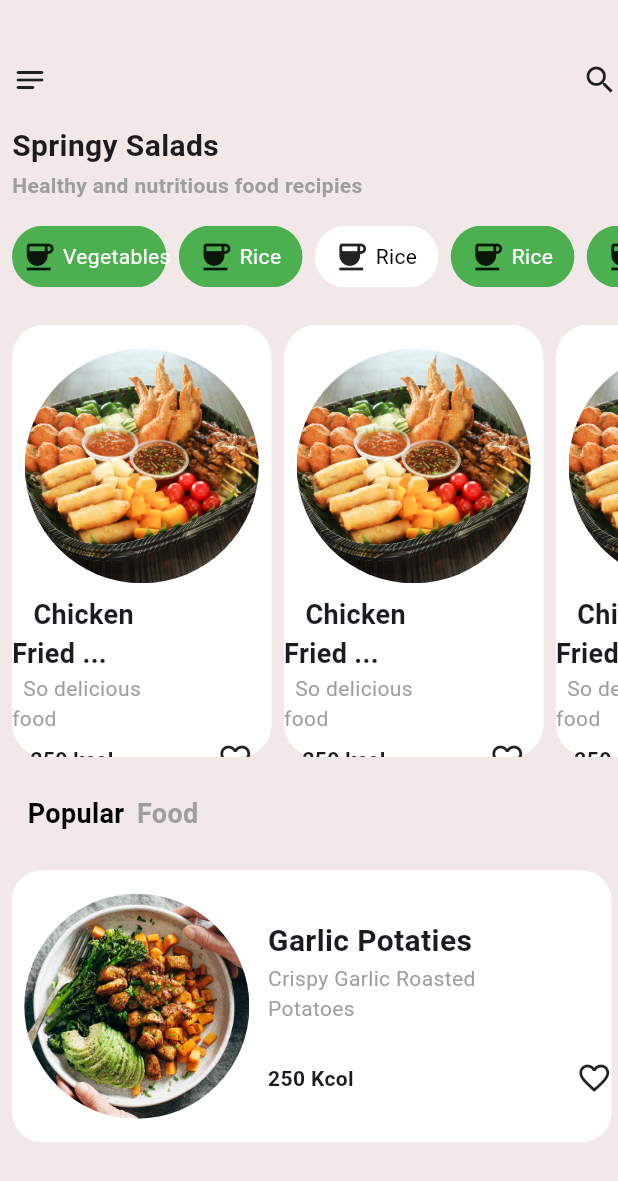
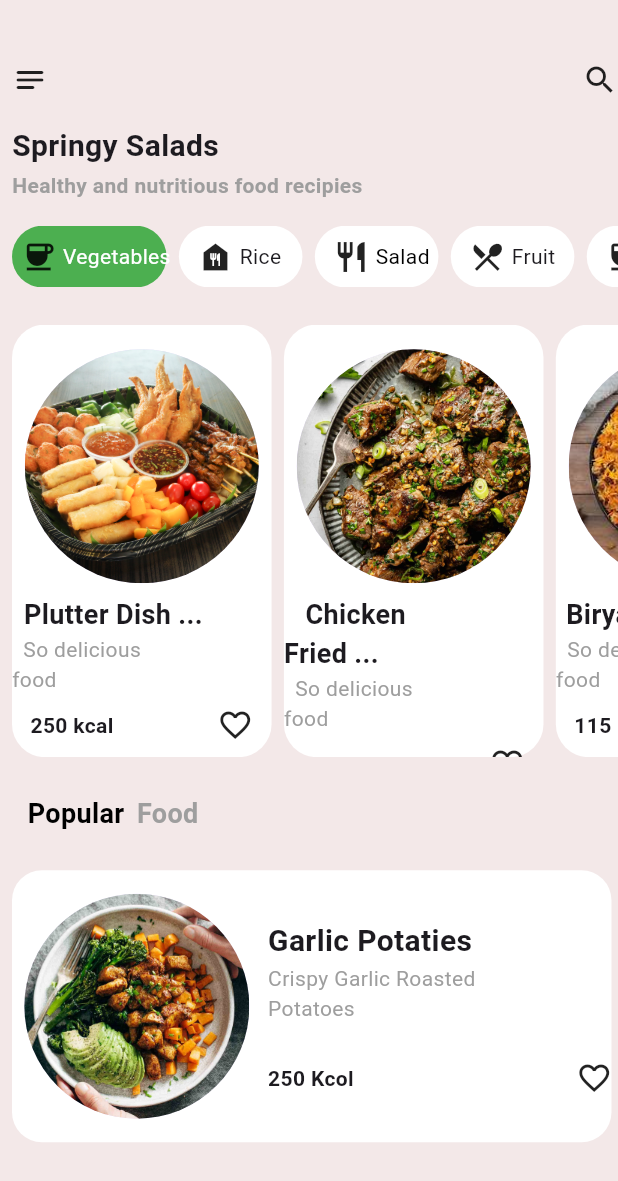
Before and after one commit to ABDUL-KAREEM-2119/24resturant_application_1, a Flutter app: the screen it shows after launch, on a phone screen of 412 x 824 dp. Shown: the top 1181 px of the screen. Run offline on Flutter 3.47's test engine with Material 3 defaults, Android fonts, the phone set to English and light mode, and no system bars.

```diff
--- a/lib/main.dart
+++ b/lib/main.dart
@@ -87,14 +87,40 @@ class _MyHomePageState extends State<MyHomePage> {
                     ),
                     SizedBox(width: width*0.02,),
                       Container(height: height*0.01,width: width*0.2,
-                    decoration: BoxDecoration(color: Colors.green,
+                    decoration: BoxDecoration(color: Colors.white,
                       borderRadius: BorderRadius.all(Radius.circular(25))),
                       child: Row(
                         children: [
                           SizedBox(width: width*0.03,),
-                          Icon(Icons.coffee),
+                          Icon(Icons.food_bank),
                           SizedBox(width: width*0.01,),
-                          Text("Rice",style: TextStyle(color: Colors.white),)
+                          Text("Rice",)
+                        ],
+                      ),
+                    ),
+                    SizedBox(width: width*0.02,),
+                      Container(height: height*0.01,width: width*0.2,
+                    decoration: BoxDecoration(color: Colors.white,
+                      borderRadius: BorderRadius.all(Radius.circular(25))),
+                      child: Row(
+                        children: [
+                          SizedBox(width: width*0.03,),
+                          Icon(Icons.restaurant),
+                          SizedBox(width: width*0.01,),
+                          Text("Salad",style: TextStyle(color: Colors.black),)
+                        ],
+                      ),
+                    ),
+                    SizedBox(width: width*0.02,),
+                      Container(height: height*0.01,width: width*0.2,
+                    decoration: BoxDecoration(color: Colors.white,
+                      borderRadius: BorderRadius.all(Radius.circular(25))),
+                      child: Row(
+                        children: [
+                          SizedBox(width: width*0.03,),
+                          Icon(Icons.local_dining),
+                          SizedBox(width: width*0.01,),
+                          Text("Fruit",)
                         ],
                       ),
                     ),
@@ -107,33 +133,7 @@ class _MyHomePageState extends State<MyHomePage> {
                           SizedBox(width: width*0.03,),
                           Icon(Icons.coffee),
                           SizedBox(width: width*0.01,),
-                          Text("Rice",style: TextStyle(color: Colors.black),)
-                        ],
-                      ),
-                    ),
-                    SizedBox(width: width*0.02,),
-                      Container(height: height*0.01,width: width*0.2,
-                    decoration: BoxDecoration(color: Colors.green,
-                      borderRadius: BorderRadius.all(Radius.circular(25))),
-                      child: Row(
-                        children: [
-                          SizedBox(width: width*0.03,),
-                          Icon(Icons.coffee),
-                          SizedBox(width: width*0.01,),
-                          Text("Rice",style: TextStyle(color: Colors.white),)
-                        ],
-                      ),
-                    ),
-                    SizedBox(width: width*0.02,),
-                      Container(height: height*0.01,width: width*0.2,
-                    decoration: BoxDecoration(color: Colors.green,
-                      borderRadius: BorderRadius.all(Radius.circular(25))),
-                      child: Row(
-                        children: [
-                          SizedBox(width: width*0.03,),
-                          Icon(Icons.coffee),
-                          SizedBox(width: width*0.01,),
-                          Text("Rice",style: TextStyle(color: Colors.white),)
+                          Text("Fast",)
                         ],
                       ),
 
@@ -165,7 +165,7 @@ class _MyHomePageState extends State<MyHomePage> {
                           Padding(
                             padding: const EdgeInsets.only(right: 38),
                             child:
-                            Text("   Chicken Fried ...",style: TextStyle(fontSize: 18,
+                            Text("Plutter Dish ...",style: TextStyle(fontSize: 18,
                               fontWeight: FontWeight.bold),),
                           ),
                         Padding(
@@ -175,7 +175,7 @@ class _MyHomePageState extends State<MyHomePage> {
                           ),
 
                         ),
-                        SizedBox(height: height*0.006,),
+                        SizedBox(height: height*0.01,),
                         Row(
                           mainAxisAlignment: MainAxisAlignment.spaceEvenly,
                         children: [
@@ -203,7 +203,7 @@ class _MyHomePageState extends State<MyHomePage> {
                           SizedBox(height: height*0.02,),
                           CircleAvatar(
                             radius: 78,
-                            backgroundImage: AssetImage("images/food.jpg"),
+                            backgroundImage: AssetImage("images/meat.jpg"),
                           ),
                           SizedBox(height: height*0.01,),
                           Padding(
@@ -219,14 +219,14 @@ class _MyHomePageState extends State<MyHomePage> {
                           ),
 
                         ),
-                        SizedBox(height: height*0.006,),
+                        SizedBox(height: height*0.01,),
                         Row(
                           mainAxisAlignment: MainAxisAlignment.spaceEvenly,
                         children: [
 
                             Padding(
                               padding: const EdgeInsets.only(right: 57),
-                              child: Text("250 kcal",style: TextStyle(fontWeight: FontWeight.bold),),
+                              child: Text("120 kcal",style: TextStyle(fontWeight: FontWeight.bold),),
                             ),
 
                             Icon(Icons.favorite_outline_outlined)
@@ -247,13 +247,13 @@ class _MyHomePageState extends State<MyHomePage> {
                           SizedBox(height: height*0.02,),
                           CircleAvatar(
                             radius: 78,
-                            backgroundImage: AssetImage("images/food.jpg"),
+                            backgroundImage: AssetImage("images/bir.jpg"),
                           ),
                           SizedBox(height: height*0.01,),
                           Padding(
                             padding: const EdgeInsets.only(right: 38),
                             child:
-                            Text("   Chicken Fried ...",style: TextStyle(fontSize: 18,
+                            Text(" Biryani Fried ...",style: TextStyle(fontSize: 18,
                               fontWeight: FontWeight.bold),),
                           ),
                         Padding(
@@ -263,14 +263,14 @@ class _MyHomePageState extends State<MyHomePage> {
                           ),
 
                         ),
-                        SizedBox(height: height*0.006,),
+                        SizedBox(height: height*0.01,),
                         Row(
                           mainAxisAlignment: MainAxisAlignment.spaceEvenly,
                         children: [
 
                             Padding(
                               padding: const EdgeInsets.only(right: 57),
-                              child: Text("250 kcal",style: TextStyle(fontWeight: FontWeight.bold),),
+                              child: Text("115 kcal",style: TextStyle(fontWeight: FontWeight.bold),),
                             ),
 
                             Icon(Icons.favorite_outline_outlined)
@@ -291,13 +291,13 @@ class _MyHomePageState extends State<MyHomePage> {
                           SizedBox(height: height*0.02,),
                           CircleAvatar(
                             radius: 78,
-                            backgroundImage: AssetImage("images/food.jpg"),
+                            backgroundImage: AssetImage("images/creamy.jpg"),
                           ),
                           SizedBox(height: height*0.01,),
                           Padding(
                             padding: const EdgeInsets.only(right: 38),
                             child:
-                            Text("   Chicken Fried ...",style: TextStyle(fontSize: 18,
+                            Text("   Creamy  Fried ...",style: TextStyle(fontSize: 18,
                               fontWeight: FontWeight.bold),),
                           ),
                         Padding(
@@ -307,7 +307,7 @@ class _MyHomePageState extends State<MyHomePage> {
                           ),
 
                         ),
-                        SizedBox(height: height*0.006,),
+                        SizedBox(height: height*0.01,),
                         Row(
                           mainAxisAlignment: MainAxisAlignment.spaceEvenly,
                         children: [
```
Also changed, not shown: lib/pageview.dart (+62 -26 lines).
